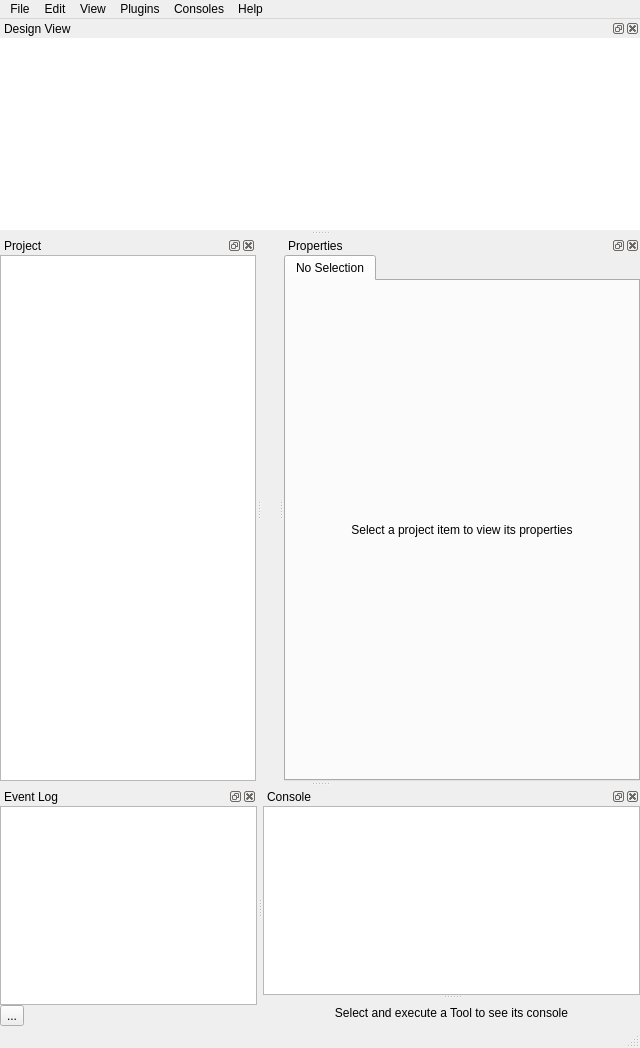
This is spinetoolbox/ui/mainwindow.ui in spine-tools/Spine-Toolbox as Qt 5 draws it before an edit. The edited form follows.
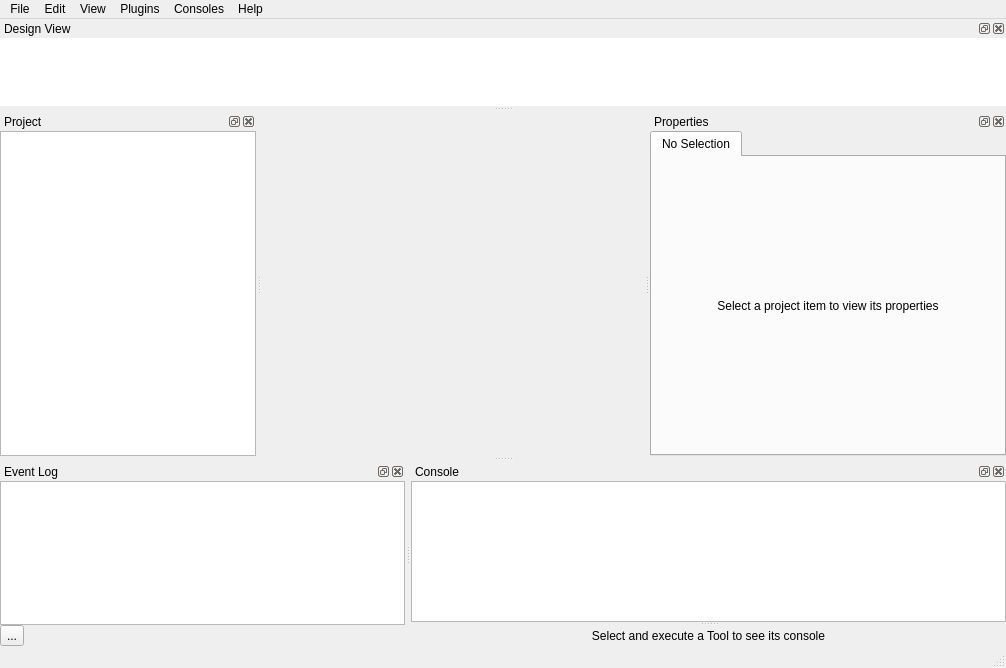
This is the edited form. Icons and pictures are not drawn. Custom widgets are drawn as their Qt base class.

Commit message:
Ensure that pristine main window looks sane
Resizing the main window in Qt Designer or QtCreator's UI editor
shouldn't affect how freshly installed or settings-wiped Toolbox looks
like.

Diff of the .ui file:
```diff
--- a/spinetoolbox/ui/mainwindow.ui
+++ b/spinetoolbox/ui/mainwindow.ui
@@ -18,8 +18,8 @@
    <rect>
     <x>0</x>
     <y>0</y>
-    <width>640</width>
-    <height>1048</height>
+    <width>1006</width>
+    <height>668</height>
    </rect>
   </property>
   <property name="windowTitle">
@@ -34,8 +34,8 @@
     <rect>
      <x>0</x>
      <y>0</y>
-     <width>640</width>
-     <height>22</height>
+     <width>1006</width>
+     <height>21</height>
     </rect>
    </property>
    <property name="nativeMenuBar">
```
The commit also changes 3 other files.
